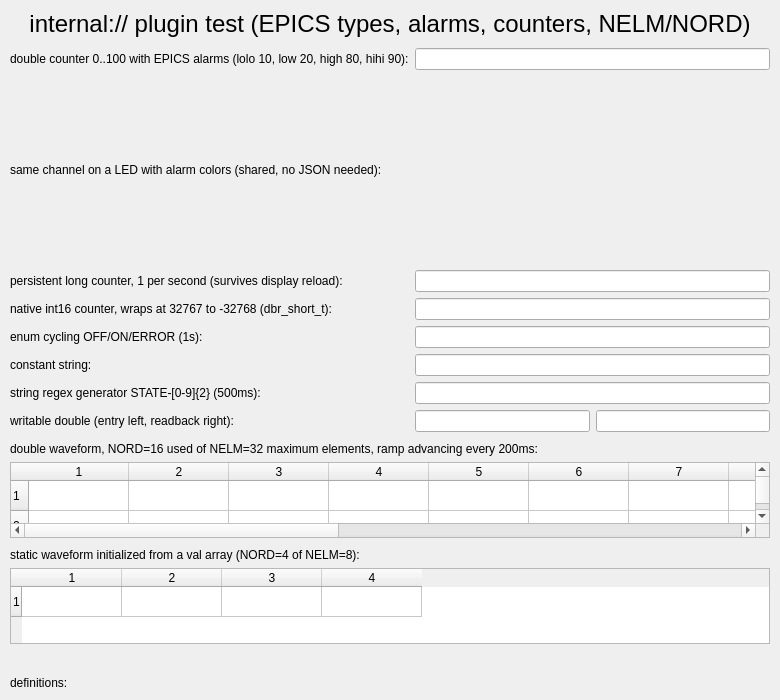
Before: the Qt Designer form caQtDM_Tests/internalplugintest.ui in CraftingDragon007/caqtdm, drawn with Qt 5.
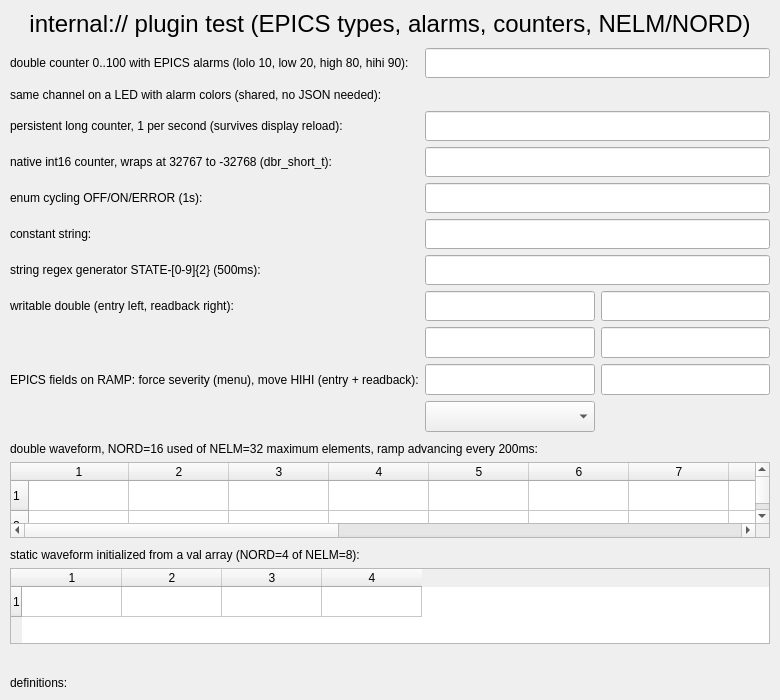
After: the same form once the commit is applied. Custom widgets are drawn as their Qt base class.

Commit message: Record pvs are now EPICS like but some things needs to be fixed

What changed in the file:
```diff
--- a/caQtDM_Tests/internalplugintest.ui
+++ b/caQtDM_Tests/internalplugintest.ui
@@ -47,6 +47,12 @@
     <layout class="QGridLayout" name="gridLayout">
      <item row="0" column="0">
       <widget class="caLabel" name="calabel_ramp">
+       <property name="minimumSize">
+        <size>
+         <width>400</width>
+         <height>0</height>
+        </size>
+       </property>
        <property name="text">
         <string>double counter 0..100 with EPICS alarms (lolo 10, low 20, high 80, hihi 90):</string>
        </property>
@@ -57,7 +63,7 @@
        <property name="minimumSize">
         <size>
          <width>0</width>
-         <height>20</height>
+         <height>30</height>
         </size>
        </property>
        <property name="channel" stdset="0">
@@ -70,6 +76,12 @@
      </item>
      <item row="1" column="0">
       <widget class="caLabel" name="calabel_ramp_led">
+       <property name="minimumSize">
+        <size>
+         <width>400</width>
+         <height>0</height>
+        </size>
+       </property>
        <property name="text">
         <string>same channel on a LED with alarm colors (shared, no JSON needed):</string>
        </property>
@@ -87,6 +99,12 @@
      </item>
      <item row="2" column="0">
       <widget class="caLabel" name="calabel_count">
+       <property name="minimumSize">
+        <size>
+         <width>400</width>
+         <height>0</height>
+        </size>
+       </property>
        <property name="text">
         <string>persistent long counter, 1 per second (survives display reload):</string>
        </property>
@@ -97,7 +115,7 @@
        <property name="minimumSize">
         <size>
          <width>0</width>
-         <height>20</height>
+         <height>30</height>
         </size>
        </property>
        <property name="channel" stdset="0">
@@ -107,6 +125,12 @@
      </item>
      <item row="3" column="0">
       <widget class="caLabel" name="calabel_int16">
+       <property name="minimumSize">
+        <size>
+         <width>400</width>
+         <height>0</height>
+        </size>
+       </property>
        <property name="text">
         <string>native int16 counter, wraps at 32767 to -32768 (dbr_short_t):</string>
        </property>
@@ -117,7 +141,7 @@
        <property name="minimumSize">
         <size>
          <width>0</width>
-         <height>20</height>
+         <height>30</height>
         </size>
        </property>
        <property name="channel" stdset="0">
@@ -127,6 +151,12 @@
      </item>
      <item row="4" column="0">
       <widget class="caLabel" name="calabel_state">
+       <property name="minimumSize">
+        <size>
+         <width>400</width>
+         <height>0</height>
+        </size>
+       </property>
        <property name="text">
         <string>enum cycling OFF/ON/ERROR (1s):</string>
        </property>
@@ -137,7 +167,7 @@
        <property name="minimumSize">
         <size>
          <width>0</width>
-         <height>20</height>
+         <height>30</height>
         </size>
        </property>
        <property name="channel" stdset="0">
@@ -147,6 +177,12 @@
      </item>
      <item row="5" column="0">
       <widget class="caLabel" name="calabel_message">
+       <property name="minimumSize">
+        <size>
+         <width>400</width>
+         <height>0</height>
+        </size>
+       </property>
        <property name="text">
         <string>constant string:</string>
        </property>
@@ -157,7 +193,7 @@
        <property name="minimumSize">
         <size>
          <width>0</width>
-         <height>20</height>
+         <height>30</height>
         </size>
        </property>
        <property name="channel" stdset="0">
@@ -167,6 +203,12 @@
      </item>
      <item row="6" column="0">
       <widget class="caLabel" name="calabel_serial">
+       <property name="minimumSize">
+        <size>
+         <width>400</width>
+         <height>0</height>
+        </size>
+       </property>
        <property name="text">
         <string>string regex generator STATE-[0-9]{2} (500ms):</string>
        </property>
@@ -177,7 +219,7 @@
        <property name="minimumSize">
         <size>
          <width>0</width>
-         <height>20</height>
+         <height>30</height>
         </size>
        </property>
        <property name="channel" stdset="0">
@@ -187,6 +229,12 @@
      </item>
      <item row="7" column="0">
       <widget class="caLabel" name="calabel_setpoint">
+       <property name="minimumSize">
+        <size>
+         <width>400</width>
+         <height>0</height>
+        </size>
+       </property>
        <property name="text">
         <string>writable double (entry left, readback right):</string>
        </property>
@@ -199,7 +247,7 @@
          <property name="minimumSize">
           <size>
            <width>0</width>
-           <height>20</height>
+           <height>30</height>
           </size>
          </property>
          <property name="channel" stdset="0">
@@ -212,7 +260,7 @@
          <property name="minimumSize">
           <size>
            <width>0</width>
-           <height>20</height>
+           <height>30</height>
           </size>
          </property>
          <property name="channel" stdset="0">
@@ -222,6 +270,92 @@
        </item>
       </layout>
      </item>
+     <item row="8" column="0">
+      <widget class="caLabel" name="calabel_fields">
+       <property name="minimumSize">
+        <size>
+         <width>400</width>
+         <height>0</height>
+        </size>
+       </property>
+       <property name="text">
+        <string>EPICS fields on RAMP: force severity (menu), move HIHI (entry + readback):</string>
+       </property>
+      </widget>
+     </item>
+     <item row="8" column="1">
+      <layout class="QHBoxLayout" name="horizontalLayout_fields">
+       <item>
+        <layout class="QGridLayout" name="gridLayout_2">
+         <item row="1" column="1">
+          <widget class="caLineEdit" name="calineedit_ramp_hihi">
+           <property name="minimumSize">
+            <size>
+             <width>0</width>
+             <height>31</height>
+            </size>
+           </property>
+           <property name="channel" stdset="0">
+            <string>internal://RAMP.HIHI</string>
+           </property>
+          </widget>
+         </item>
+         <item row="1" column="0">
+          <widget class="caTextEntry" name="catextentry_ramp_hihi">
+           <property name="minimumSize">
+            <size>
+             <width>0</width>
+             <height>31</height>
+            </size>
+           </property>
+           <property name="channel" stdset="0">
+            <string>internal://RAMP.HIHI</string>
+           </property>
+          </widget>
+         </item>
+         <item row="0" column="0">
+          <widget class="caTextEntry" name="catextentry_ramp_high">
+           <property name="minimumSize">
+            <size>
+             <width>0</width>
+             <height>31</height>
+            </size>
+           </property>
+           <property name="channel" stdset="0">
+            <string notr="true">internal://RAMP.HIGH</string>
+           </property>
+          </widget>
+         </item>
+         <item row="0" column="1">
+          <widget class="caLineEdit" name="calineedit_ramp_high">
+           <property name="minimumSize">
+            <size>
+             <width>0</width>
+             <height>31</height>
+            </size>
+           </property>
+           <property name="channel" stdset="0">
+            <string notr="true">internal://RAMP.HIGH</string>
+           </property>
+          </widget>
+         </item>
+         <item row="2" column="0">
+          <widget class="caMenu" name="camenu_ramp_sevr">
+           <property name="minimumSize">
+            <size>
+             <width>0</width>
+             <height>31</height>
+            </size>
+           </property>
+           <property name="channel" stdset="0">
+            <string>internal://RAMP.SEVR</string>
+           </property>
+          </widget>
+         </item>
+        </layout>
+       </item>
+      </layout>
+     </item>
     </layout>
    </widget>
    <widget class="caLabel" name="calabel_wave">
@@ -1877,9 +2011,9 @@
  </widget>
  <customwidgets>
   <customwidget>
-   <class>genSoftPV</class>
-   <extends>QLabel</extends>
-   <header>gensoftpv.h</header>
+   <class>caMenu</class>
+   <extends>QComboBox</extends>
+   <header>caMenu</header>
   </customwidget>
   <customwidget>
    <class>caTextEntry</class>
@@ -1906,6 +2040,11 @@
    <extends>QTableWidget</extends>
    <header>caWaveTable</header>
   </customwidget>
+  <customwidget>
+   <class>genSoftPV</class>
+   <extends>QLabel</extends>
+   <header>genSoftPV</header>
+  </customwidget>
  </customwidgets>
  <resources/>
  <connections/>
```
Left out of the diff: 26 changed lines with no effect on the pictures. The commit also changes 8 other files.
